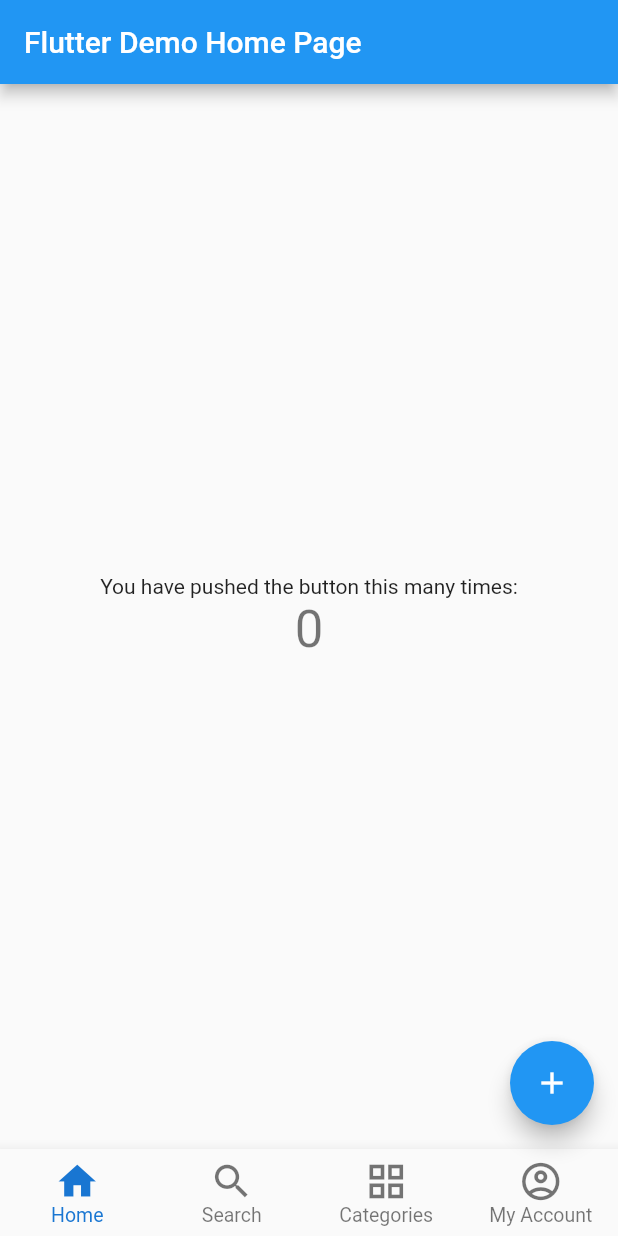
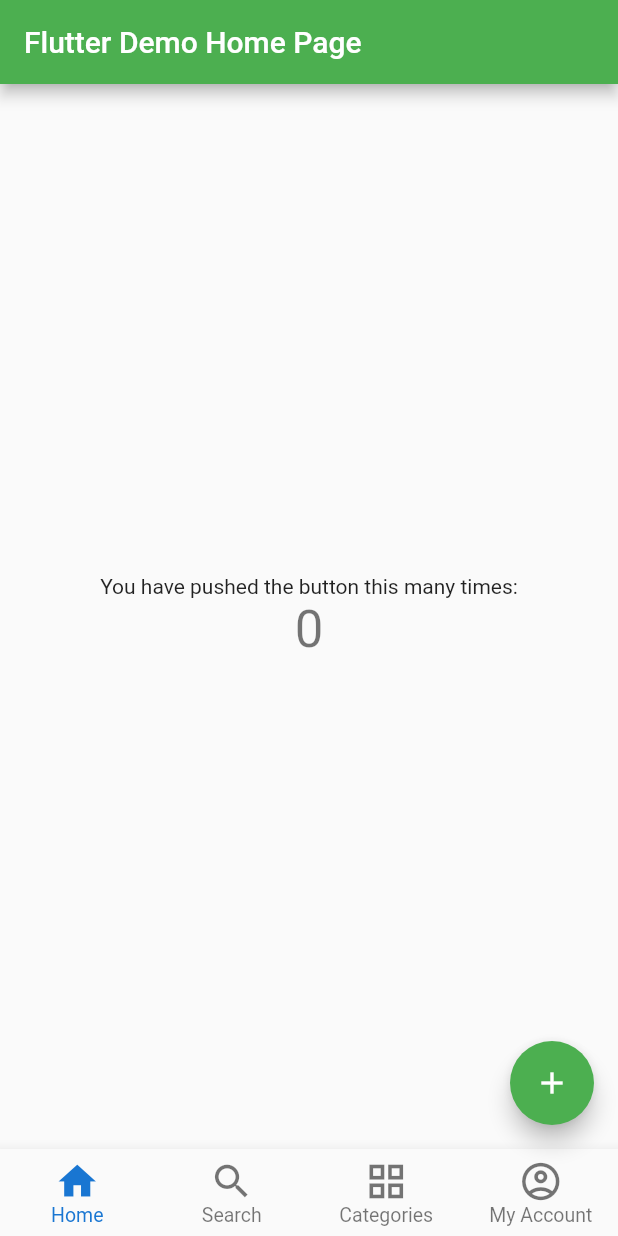
Before and after one commit to l-yc/hack-mit-2022, a Flutter app: the screen it shows after launch, on a phone screen of 412 x 824 dp. Run offline on Flutter 3.47's test engine with Material 2 defaults, Android fonts, the phone set to English and light mode, and no system bars.

Commit message:
flutter: add sample profile page

```diff
--- a/flutter_app/lib/main.dart
+++ b/flutter_app/lib/main.dart
@@ -13,7 +13,7 @@ class MyApp extends StatelessWidget {
     return MaterialApp(
       title: 'Flutter Demo',
       theme: ThemeData(
-        primarySwatch: Colors.blue,
+        primarySwatch: Colors.green,
       ),
       home: const MyHomePage(title: 'Flutter Demo Home Page'),
     );
@@ -31,6 +31,19 @@ class MyHomePage extends StatefulWidget {
 
 class _MyHomePageState extends State<MyHomePage> {
   int _counter = 0;
+  int _nav_index = 0;
+
+  String _name = "Chad";
+  int _age = 18;
+  String _gender = "M";
+  String _introduction = "Lorem ipsum dolor sit";
+  List<String> _potential_interests = [
+    "math",
+    "cats",
+    "food",
+  ];
+
+  String _wallet_address = "abcdef";
 
   void _incrementCounter() {
     setState(() {
@@ -38,13 +51,8 @@ class _MyHomePageState extends State<MyHomePage> {
     });
   }
 
-  @override
-  Widget build(BuildContext context) {
-    return Scaffold(
-      appBar: AppBar(
-        title: Text(widget.title),
-      ),
-      body: Center(
+  Widget basicWidget(BuildContext context) {
+    return Center(
       child: Column(
         mainAxisAlignment: MainAxisAlignment.center,
         children: <Widget>[
@@ -57,8 +65,63 @@ class _MyHomePageState extends State<MyHomePage> {
           ),
         ],
       ),
+    );
+  }
+
+  Widget profileWidget(BuildContext context) {
+    return Center(
+      child: Column(
+        mainAxisAlignment: MainAxisAlignment.center,
+        children: <Widget>[
+          Row(mainAxisAlignment: MainAxisAlignment.start, children: [
+            Padding(
+              padding: EdgeInsets.fromLTRB(0, 10, 20, 10),
+              child: Text(_name, style: Theme.of(context).textTheme.headline4),
             ),
+            Padding(
+              padding: EdgeInsets.fromLTRB(0, 10, 20, 10),
+              child:
+                  Text('$_age', style: Theme.of(context).textTheme.headline4),
+            ),
+            Padding(
+              padding: EdgeInsets.fromLTRB(0, 10, 20, 10),
+              child:
+                  Text(_gender, style: Theme.of(context).textTheme.headline4),
+            ),
+          ]),
+          Row(mainAxisAlignment: MainAxisAlignment.start, children: [
+            Padding(
+              padding: EdgeInsets.fromLTRB(0, 10, 20, 10),
+              child: Text('Address: $_wallet_address',
+                  style: Theme.of(context).textTheme.headline4),
+            ),
+          ]),
+        ],
+      ),
+    );
+  }
+
+  @override
+  Widget build(BuildContext context) {
+    Widget child = Container();
+
+    switch (_nav_index) {
+      case 0:
+        child = basicWidget(context);
+        break;
+      case 3:
+        child = profileWidget(context);
+        break;
+    }
+
+    return Scaffold(
+      appBar: AppBar(
+        title: Text(widget.title),
+      ),
+      body: child,
       bottomNavigationBar: BottomNavigationBar(
+        currentIndex: _nav_index,
+        onTap: (int index) => setState(() => _nav_index = index),
         type: BottomNavigationBarType.fixed,
         selectedItemColor: Colors.blue[700],
         selectedFontSize: 13,
--- a/flutter_app/pubspec.yaml
+++ b/flutter_app/pubspec.yaml
@@ -36,6 +36,7 @@ dependencies:
   # The following adds the Cupertino Icons font to your application.
   # Use with the CupertinoIcons class for iOS style icons.
   cupertino_icons: ^1.0.2
+  solana: ^0.26.0
 
 dev_dependencies:
   flutter_test:
```
Also changed, not shown: flutter_app/pubspec.lock. Lines whose indentation alone changed are shown as unchanged.
